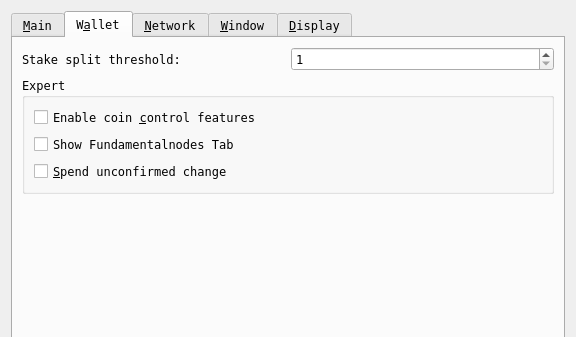
Above: src/qt/forms/optionsdialog.ui from wqking-misc/AureusXIV before the change; both pictures show x 0 to 576 and y 0 to 337 of the 576 by 518 pixel window. Below: the same form after it.
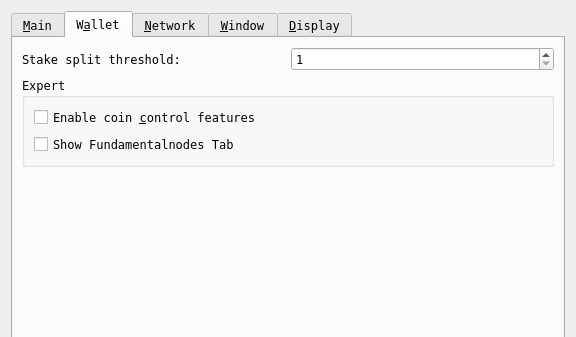
That is the form after the change. The open tabs and pages were chosen to show the change. Custom widgets are drawn as their Qt base class.

Diff of the .ui file:
```diff
--- a/src/qt/forms/optionsdialog.ui
+++ b/src/qt/forms/optionsdialog.ui
@@ -243,21 +243,6 @@
             </property>
            </widget>
           </item>
-          <item>
-           <widget class="QCheckBox" name="spendZeroConfChange">
-            <property name="font">
-             <font>
-              <family>Andale Mono</family>
-             </font>
-            </property>
-            <property name="toolTip">
-             <string>If you disable the spending of unconfirmed change, the change from a transaction&lt;br/&gt;cannot be used until that transaction has at least one confirmation.&lt;br/&gt;This also affects how your balance is computed.</string>
-            </property>
-            <property name="text">
-             <string>&amp;Spend unconfirmed change</string>
-            </property>
-           </widget>
-          </item>
          </layout>
         </widget>
        </item>
```
